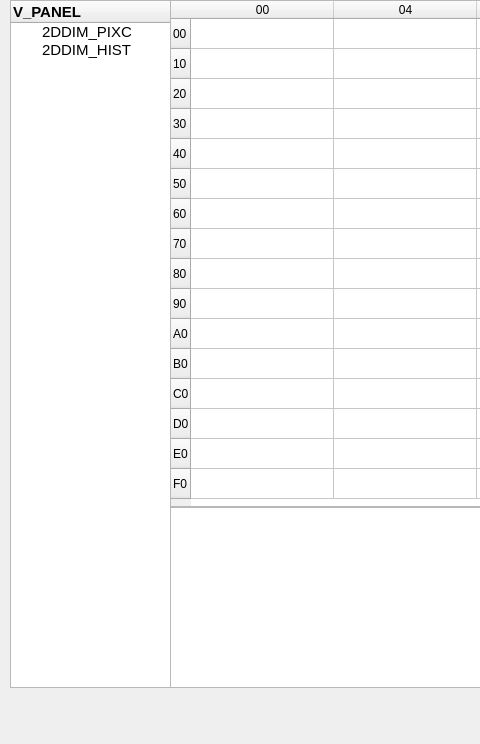
hooloong/gitpython, file twoFirst01/DimmingDebugger_Readback_SX7/Dimpages.ui: the form before one commit; both pictures show x 0 to 480 and y 0 to 744 of the 1012 by 744 pixel window.
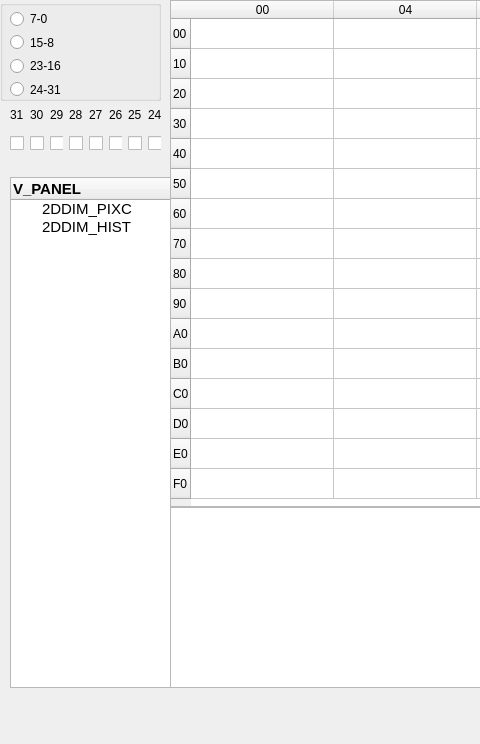
The form after the commit.

Patch:
```diff
--- a/twoFirst01/DimmingDebugger_Readback_SX7/Dimpages.ui
+++ b/twoFirst01/DimmingDebugger_Readback_SX7/Dimpages.ui
@@ -152,9 +152,9 @@
    <property name="geometry">
     <rect>
      <x>10</x>
-     <y>0</y>
+     <y>177</y>
      <width>161</width>
-     <height>688</height>
+     <height>511</height>
     </rect>
    </property>
    <property name="font">
@@ -459,6 +459,239 @@
     <string>19A00400</string>
    </property>
   </widget>
+  <widget class="QGroupBox" name="groupBox">
+   <property name="geometry">
+    <rect>
+     <x>0</x>
+     <y>0</y>
+     <width>161</width>
+     <height>101</height>
+    </rect>
+   </property>
+   <property name="title">
+    <string/>
+   </property>
+   <widget class="QWidget" name="verticalLayoutWidget_2">
+    <property name="geometry">
+     <rect>
+      <x>10</x>
+      <y>10</y>
+      <width>61</width>
+      <height>88</height>
+     </rect>
+    </property>
+    <layout class="QVBoxLayout" name="verticalLayout_2">
+     <item>
+      <widget class="QRadioButton" name="radioButton_31">
+       <property name="text">
+        <string>7-0</string>
+       </property>
+      </widget>
+     </item>
+     <item>
+      <widget class="QRadioButton" name="radioButton_23">
+       <property name="text">
+        <string>15-8</string>
+       </property>
+      </widget>
+     </item>
+     <item>
+      <widget class="QRadioButton" name="radioButton_15">
+       <property name="text">
+        <string>23-16</string>
+       </property>
+      </widget>
+     </item>
+     <item>
+      <widget class="QRadioButton" name="radioButton_7">
+       <property name="text">
+        <string>24-31</string>
+       </property>
+      </widget>
+     </item>
+    </layout>
+   </widget>
+  </widget>
+  <widget class="QWidget" name="verticalLayoutWidget_3">
+   <property name="geometry">
+    <rect>
+     <x>10</x>
+     <y>100</y>
+     <width>151</width>
+     <height>51</height>
+    </rect>
+   </property>
+   <layout class="QVBoxLayout" name="verticalLayout_4">
+    <item>
+     <layout class="QHBoxLayout" name="horizontalLayout_2">
+      <item>
+       <widget class="QLabel" name="label_31">
+        <property name="text">
+         <string>31</string>
+        </property>
+       </widget>
+      </item>
+      <item>
+       <widget class="QLabel" name="label_30">
+        <property name="text">
+         <string>30</string>
+        </property>
+       </widget>
+      </item>
+      <item>
+       <widget class="QLabel" name="label_29">
+        <property name="text">
+         <string>29</string>
+        </property>
+       </widget>
+      </item>
+      <item>
+       <widget class="QLabel" name="label_28">
+        <property name="text">
+         <string>28</string>
+        </property>
+       </widget>
+      </item>
+      <item>
+       <widget class="QLabel" name="label_27">
+        <property name="text">
+         <string>27</string>
+        </property>
+       </widget>
+      </item>
+      <item>
+       <widget class="QLabel" name="label_26">
+        <property name="text">
+         <string>26</string>
+        </property>
+       </widget>
+      </item>
+      <item>
+       <widget class="QLabel" name="label_25">
+        <property name="text">
+         <string>25</string>
+        </property>
+       </widget>
+      </item>
+      <item>
+       <widget class="QLabel" name="label_24">
+        <property name="text">
+         <string>24</string>
+        </property>
+       </widget>
+      </item>
+     </layout>
+    </item>
+    <item>
+     <layout class="QHBoxLayout" name="horizontalLayout">
+      <item>
+       <widget class="QCheckBox" name="checkBox_10">
+        <property name="layoutDirection">
+         <enum>Qt::LeftToRight</enum>
+        </property>
+        <property name="text">
+         <string/>
+        </property>
+        <property name="tristate">
+         <bool>false</bool>
+        </property>
+       </widget>
+      </item>
+      <item>
+       <widget class="QCheckBox" name="checkBox_7">
+        <property name="layoutDirection">
+         <enum>Qt::LeftToRight</enum>
+        </property>
+        <property name="text">
+         <string/>
+        </property>
+        <property name="tristate">
+         <bool>false</bool>
+        </property>
+       </widget>
+      </item>
+      <item>
+       <widget class="QCheckBox" name="checkBox_9">
+        <property name="layoutDirection">
+         <enum>Qt::LeftToRight</enum>
+        </property>
+        <property name="text">
+         <string/>
+        </property>
+        <property name="tristate">
+         <bool>false</bool>
+        </property>
+       </widget>
+      </item>
+      <item>
+       <widget class="QCheckBox" name="checkBox_11">
+        <property name="layoutDirection">
+         <enum>Qt::LeftToRight</enum>
+        </property>
+        <property name="text">
+         <string/>
+        </property>
+        <property name="tristate">
+         <bool>false</bool>
+        </property>
+       </widget>
+      </item>
+      <item>
+       <widget class="QCheckBox" name="checkBox_14">
+        <property name="layoutDirection">
+         <enum>Qt::LeftToRight</enum>
+        </property>
+        <property name="text">
+         <string/>
+        </property>
+        <property name="tristate">
+         <bool>false</bool>
+        </property>
+       </widget>
+      </item>
+      <item>
+       <widget class="QCheckBox" name="checkBox_12">
+        <property name="layoutDirection">
+         <enum>Qt::LeftToRight</enum>
+        </property>
+        <property name="text">
+         <string/>
+        </property>
+        <property name="tristate">
+         <bool>false</bool>
+        </property>
+       </widget>
+      </item>
+      <item>
+       <widget class="QCheckBox" name="checkBox_13">
+        <property name="layoutDirection">
+         <enum>Qt::LeftToRight</enum>
+        </property>
+        <property name="text">
+         <string/>
+        </property>
+        <property name="tristate">
+         <bool>false</bool>
+        </property>
+       </widget>
+      </item>
+      <item>
+       <widget class="QCheckBox" name="checkBox_8">
+        <property name="layoutDirection">
+         <enum>Qt::LeftToRight</enum>
+        </property>
+        <property name="text">
+         <string/>
+        </property>
+        <property name="tristate">
+         <bool>false</bool>
+        </property>
+       </widget>
+      </item>
+     </layout>
+    </item>
+   </layout>
+  </widget>
  </widget>
  <resources/>
  <connections/>
```
